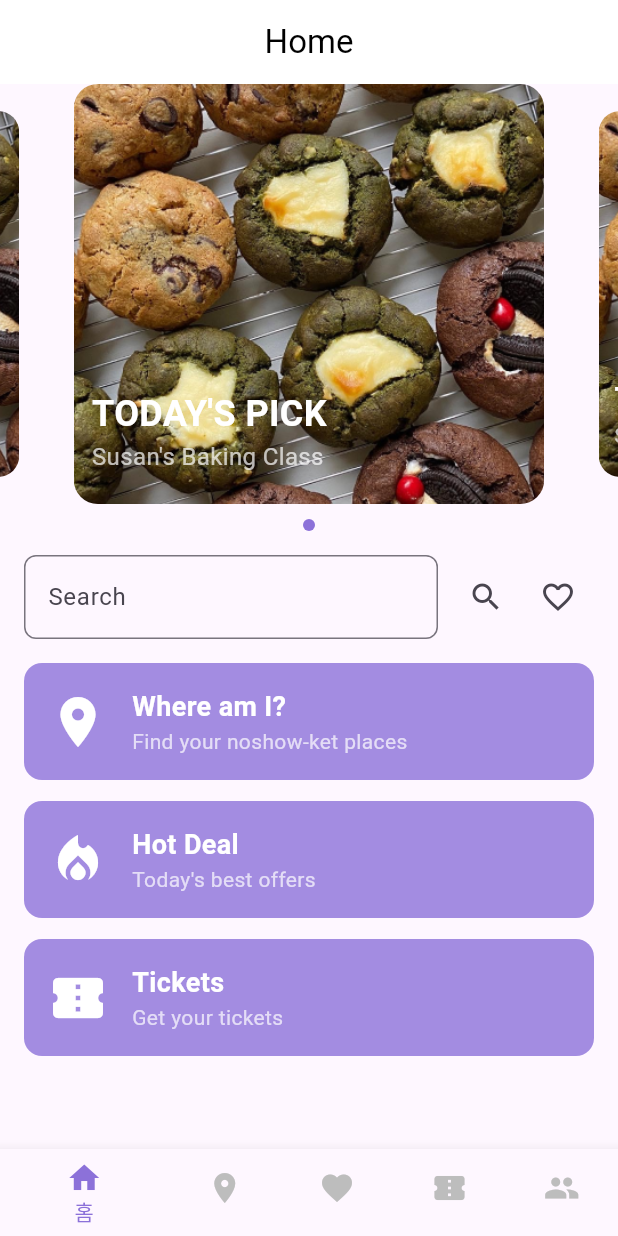
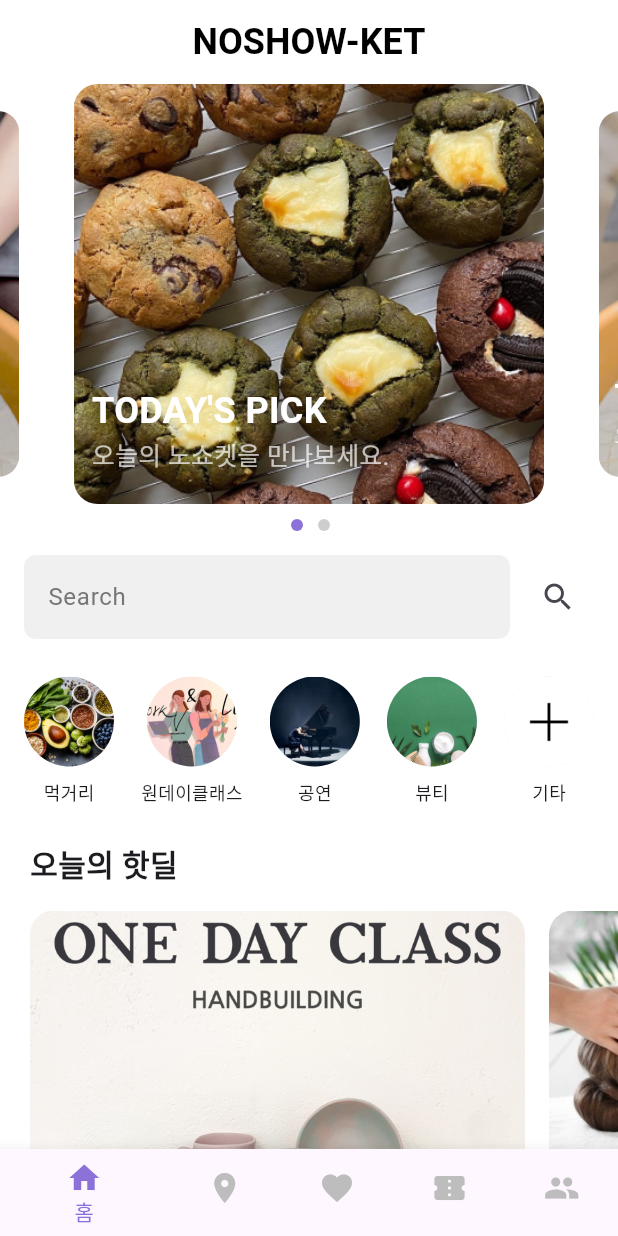
Before and after one commit to sh1257/SW_Festival_Jalapeno, a Flutter app: the screen it shows after launch, on a phone screen of 412 x 824 dp. Run offline on Flutter 3.47's test engine with Material 3 defaults, Android fonts, the phone set to English and light mode, and no system bars; drawn by our look-alikes of carousel_slider.

Commit message:
[1127-gaplaz] edited homescreen and fixed errors

```diff
--- a/noshow_ket/lib/main.dart
+++ b/noshow_ket/lib/main.dart
@@ -28,9 +28,11 @@ class HomeScreen extends StatefulWidget {
 class _HomeScreenState extends State<HomeScreen> {
   final List<String> carouselImages = [
     'assets/cookies.png',
+    'assets/pottery.jpg',
   ];
 
   int _currentIndex = 0;
+  int _carouselIndex = 0;
 
   final List<Widget> _pages = [
     HomeScreen(),
@@ -44,12 +46,19 @@ class _HomeScreenState extends State<HomeScreen> {
   Widget build(BuildContext context) {
     return Scaffold(
       appBar: AppBar(
-        title: Text('Home'),
+        title: const Text(
+          'NOSHOW-KET',
+          style: TextStyle(
+            fontSize: 24,
+            fontWeight: FontWeight.bold,
+          ),
+        ),
         centerTitle: true,
         backgroundColor: Colors.white,
         foregroundColor: Colors.black,
         elevation: 0,
       ),
+      backgroundColor: Colors.white,
       body: _currentIndex == 0
           ? SingleChildScrollView(
               child: Column(
@@ -69,9 +78,9 @@ class _HomeScreenState extends State<HomeScreen> {
                               borderRadius: BorderRadius.circular(16),
                             ),
                             width: double.infinity,
-                      margin: EdgeInsets.symmetric(horizontal: 8),
+                            margin: const EdgeInsets.symmetric(horizontal: 8),
                           ),
-                    Positioned(
+                          const Positioned(
                             bottom: 20,
                             left: 20,
                             child: Column(
@@ -86,9 +95,9 @@ class _HomeScreenState extends State<HomeScreen> {
                                   ),
                                 ),
                                 Text(
-                            "Susan's Baking Class",
+                                  "오늘의 노쇼켓을 만나보세요.",
                                   style: TextStyle(
-                              fontSize: 16,
+                                    fontSize: 16.5,
                                     color: Colors.white70,
                                   ),
                                 ),
@@ -102,28 +111,28 @@ class _HomeScreenState extends State<HomeScreen> {
                       height: 280,
                       enlargeCenterPage: true,
                       autoPlay: true,
-                autoPlayInterval: Duration(seconds: 3),
+                      autoPlayInterval: const Duration(seconds: 3),
                       onPageChanged: (index, reason) {
                         setState(() {
-                    _currentIndex = index;
+                          _carouselIndex = index;
                         });
                       },
                     ),
                   ),
 
-            SizedBox(height: 10),
+                  const SizedBox(height: 10),
 
                   Row(
                     mainAxisAlignment: MainAxisAlignment.center,
                     children: carouselImages.asMap().entries.map((entry) {
                       return AnimatedContainer(
-                  duration: Duration(milliseconds: 300),
-                  width: _currentIndex == entry.key ? 12 : 8,
+                        duration: const Duration(milliseconds: 300),
+                        width: _carouselIndex == entry.key ? 12 : 8,
                         height: 8,
-                  margin: EdgeInsets.symmetric(horizontal: 4),
+                        margin: const EdgeInsets.symmetric(horizontal: 4),
                         decoration: BoxDecoration(
                           shape: BoxShape.circle,
-                    color: _currentIndex == entry.key
+                          color: _carouselIndex == entry.key
                               ? const Color(0xFF8C71D9)
                               : Colors.grey.withOpacity(0.5),
                         ),
@@ -131,63 +140,96 @@ class _HomeScreenState extends State<HomeScreen> {
                     }).toList(),
                   ),
 
-            SizedBox(height: 16),
+                  const SizedBox(height: 16),
 
                   // 검색 바
                   Padding(
-              padding: EdgeInsets.symmetric(horizontal: 16),
+                    padding: const EdgeInsets.symmetric(horizontal: 16),
                     child: Row(
                       children: [
                         Expanded(
                           child: TextField(
                             decoration: InputDecoration(
+                              filled: true,
+                              fillColor: const Color(0xFFF0F0F0),
                               hintText: 'Search',
+                              hintStyle:
+                                  const TextStyle(color: Color(0xFF777777)),
                               border: OutlineInputBorder(
                                 borderRadius: BorderRadius.circular(8),
+                                borderSide: BorderSide.none,
                               ),
                             ),
                           ),
                         ),
-                  SizedBox(width: 8),
+                        const SizedBox(width: 8),
                         IconButton(
                           onPressed: () {},
-                    icon: Icon(Icons.search),
-                  ),
-                  IconButton(
-                    onPressed: () {},
-                    icon: Icon(Icons.favorite_border),
+                          icon: const Icon(Icons.search),
                         ),
                       ],
                     ),
                   ),
 
-            SizedBox(height: 16),
+                  const SizedBox(height: 25),
 
-            // 카드 리스트
+                  // icon 5개
                   Padding(
-              padding: EdgeInsets.symmetric(horizontal: 16),
+                    padding: const EdgeInsets.symmetric(
+                        horizontal: 16.0), // 좌우 여백 추가
+                    child: Row(
+                      mainAxisAlignment:
+                          MainAxisAlignment.spaceBetween, // 요소 간 균등 간격
+                      children: [
+                        buildCategoryItem('assets/food.png', '먹거리'),
+                        buildCategoryItem('assets/class.jpg', '원데이클래스'),
+                        buildCategoryItem('assets/show.jpg', '공연'),
+                        buildCategoryItem('assets/beauty.png', '뷰티'),
+                        buildCategoryItem('assets/etc.png', '기타'),
+                      ],
+                    ),
+                  ),
+
+                  const SizedBox(height: 25),
+
+                  const Padding(
+                    padding: EdgeInsets.only(left: 20.0),
                     child: Column(
+                      crossAxisAlignment: CrossAxisAlignment.start,
                       children: [
-                  buildCardItem(Icons.location_on, "Where am I?",
-                      "Find your noshow-ket places"),
-                  buildCardItem(Icons.local_fire_department, "Hot Deal",
-                      "Today's best offers"),
-                  buildCardItem(
-                      Icons.confirmation_num, "Tickets", "Get your tickets"),
+                        const Text(
+                          '오늘의 핫딜',
+                          style: TextStyle(
+                            fontSize: 20, // 텍스트 크기
+                            fontWeight: FontWeight.bold, // 텍스트 굵기
+                          ),
+                        ),
+                      ],
+                    ),
+                  ),
+                  const SizedBox(height: 16),
+                  SingleChildScrollView(
+                    padding: EdgeInsets.only(left: 20.0),
+
+                    scrollDirection: Axis.horizontal, // 가로로 스크롤
+                    child: Row(
+                      children: [
+                        buildRoundedImage('assets/onedayPottery.jpg'),
+                        buildRoundedImage('assets/pibu.jpg'),
+                        buildRoundedImage('assets/wood.jpeg'),
                       ],
                     ),
                   ),
                 ],
               ),
             )
-          : _pages[_currentIndex],  // 나머지 페이지는 탭에 맞는 페이지로 표시
-
+          : _pages[_currentIndex],
       bottomNavigationBar: BottomNavigationBar(
         items: buildBottomNavigationItems(_currentIndex),
         currentIndex: _currentIndex,
         onTap: (index) {
           setState(() {
-            _currentIndex = index;  // 탭 선택 시 페이지 변경
+            _currentIndex = index;
           });
         },
         selectedItemColor: const Color(0xFFF8C71D9),
@@ -195,10 +237,11 @@ class _HomeScreenState extends State<HomeScreen> {
       ),
     );
   }
+
   Widget buildCardItem(IconData icon, String title, String subtitle) {
     return Container(
-      margin: EdgeInsets.only(bottom: 14),
-      padding: EdgeInsets.all(16),
+      margin: const EdgeInsets.only(bottom: 14),
+      padding: const EdgeInsets.all(16),
       decoration: BoxDecoration(
         color: const Color(0xFF8C71D9).withOpacity(0.8),
         borderRadius: BorderRadius.circular(12),
@@ -206,13 +249,13 @@ class _HomeScreenState extends State<HomeScreen> {
       child: Row(
         children: [
           Icon(icon, color: Colors.white, size: 40),
-          SizedBox(width: 16),
+          const SizedBox(width: 16),
           Column(
             crossAxisAlignment: CrossAxisAlignment.start,
             children: [
               Text(
                 title,
-                style: TextStyle(
+                style: const TextStyle(
                   fontSize: 18,
                   fontWeight: FontWeight.bold,
                   color: Colors.white,
@@ -220,7 +263,7 @@ class _HomeScreenState extends State<HomeScreen> {
               ),
               Text(
                 subtitle,
-                style: TextStyle(
+                style: const TextStyle(
                   fontSize: 14,
                   color: Colors.white70,
                 ),
@@ -232,3 +275,48 @@ class _HomeScreenState extends State<HomeScreen> {
     );
   }
 }
+
+Widget buildCategoryItem(String imagePath, String label) {
+  return Column(
+    mainAxisSize: MainAxisSize.min, // Column 크기 축소
+    children: [
+      Container(
+        width: 60, // 원형 아이콘 크기
+        height: 60,
+        decoration: BoxDecoration(
+          color: Colors.grey[200], // 배경색
+          shape: BoxShape.circle, // 원형 배경
+        ),
+        child: ClipOval(
+          child: Image.asset(
+            imagePath,
+            fit: BoxFit.cover, // 이미지 크기 맞춤
+          ),
+        ),
+      ),
+      const SizedBox(height: 8), // 아이콘과 텍스트 간 간격
+      Text(
+        label,
+        style: const TextStyle(
+          fontSize: 12, // 텍스트 크기
+          fontWeight: FontWeight.w500, // 텍스트 굵기
+        ),
+      ),
+    ],
+  );
+}
+
+Widget buildRoundedImage(String imagePath) {
+  return Container(
+    margin: const EdgeInsets.only(right: 16), // 이미지 간 간격
+    width: 330, // 이미지 너비
+    height: 185, // 이미지 높이
+    decoration: BoxDecoration(
+      image: DecorationImage(
+        image: AssetImage(imagePath),
+        fit: BoxFit.cover, // 이미지를 꽉 채우기
+      ),
+      borderRadius: BorderRadius.circular(16), // 둥근 모서리 처리
+    ),
+  );
+}
--- a/noshow_ket/lib/mypage.dart
+++ b/noshow_ket/lib/mypage.dart
@@ -17,7 +17,8 @@ class _SettingsPageState extends State<SettingsPage> {
       appBar: AppBar(
         title: const Text(
           '마이페이지',
-          style: TextStyle(color: Color(0xFF333333), fontWeight: FontWeight.bold),
+          style:
+              TextStyle(color: Color(0xFF333333), fontWeight: FontWeight.bold),
         ),
         backgroundColor: Colors.white,
         elevation: 0,
@@ -29,7 +30,8 @@ class _SettingsPageState extends State<SettingsPage> {
         ),
         centerTitle: true,
       ),
-      body: Padding(
+      body: SingleChildScrollView(
+        child: Padding(
           padding: const EdgeInsets.all(16.0),
           child: Column(
             crossAxisAlignment: CrossAxisAlignment.start,
@@ -48,18 +50,20 @@ class _SettingsPageState extends State<SettingsPage> {
               Card(
                 elevation: 0,
                 color: Colors.white,
-              margin: EdgeInsets.zero,  // 카드의 기본 margin 제거
+                margin: EdgeInsets.zero, // 카드의 기본 margin 제거
                 shape: RoundedRectangleBorder(
                   borderRadius: BorderRadius.circular(15),
                 ),
-              child: Padding(  // 카드 내부에 패딩 추가
-                padding: const EdgeInsets.all(10.0),  // 패딩을 추가하여 여백 확보
+                child: Padding(
+                  // 카드 내부에 패딩 추가
+                  padding: const EdgeInsets.all(10.0), // 패딩을 추가하여 여백 확보
                   child: Column(
                     children: [
                       SwitchListTile(
                         title: const Text('푸시 알림'),
                         value: _pushNotification,
-                      activeColor: const Color(0xFF8C71D9),  // 스위치가 ON 상태일 때 색상 지정
+                        activeColor:
+                            const Color(0xFF8C71D9), // 스위치가 ON 상태일 때 색상 지정
                         onChanged: (bool value) {
                           setState(() {
                             _pushNotification = value;
@@ -76,7 +80,8 @@ class _SettingsPageState extends State<SettingsPage> {
                       SwitchListTile(
                         title: const Text('소리'),
                         value: _sound,
-                      activeColor: const Color(0xFF8C71D9),  // 스위치가 ON 상태일 때 색상 지정
+                        activeColor:
+                            const Color(0xFF8C71D9), // 스위치가 ON 상태일 때 색상 지정
                         onChanged: (bool value) {
                           setState(() {
                             _sound = value;
@@ -93,7 +98,8 @@ class _SettingsPageState extends State<SettingsPage> {
                       SwitchListTile(
                         title: const Text('진동'),
                         value: _vibration,
-                      activeColor: const Color(0xFF8C71D9),  // 스위치가 ON 상태일 때 색상 지정
+                        activeColor:
+                            const Color(0xFF8C71D9), // 스위치가 ON 상태일 때 색상 지정
                         onChanged: (bool value) {
                           setState(() {
                             _vibration = value;
@@ -118,12 +124,13 @@ class _SettingsPageState extends State<SettingsPage> {
               Card(
                 elevation: 0,
                 color: Colors.white,
-              margin: EdgeInsets.zero,  // 카드의 기본 margin 제거
+                margin: EdgeInsets.zero, // 카드의 기본 margin 제거
                 shape: RoundedRectangleBorder(
                   borderRadius: BorderRadius.circular(15),
                 ),
-              child: Padding(  // 카드 내부에 패딩 추가
-                padding: const EdgeInsets.all(10.0),  // 패딩을 추가하여 여백 확보
+                child: Padding(
+                  // 카드 내부에 패딩 추가
+                  padding: const EdgeInsets.all(10.0), // 패딩을 추가하여 여백 확보
                   child: Column(
                     children: [
                       ListTile(
@@ -210,9 +217,11 @@ class _SettingsPageState extends State<SettingsPage> {
             ],
           ),
         ),
+      ),
       backgroundColor: const Color(0xFFF5F5F5),
     );
   }
+
   void dialog1() async {
     TextEditingController _textFieldController = TextEditingController();
 
@@ -256,6 +265,7 @@ class _SettingsPageState extends State<SettingsPage> {
       },
     );
   }
+
   void dialog2() async {
     TextEditingController _textFieldController = TextEditingController();
 
@@ -298,6 +308,7 @@ class _SettingsPageState extends State<SettingsPage> {
       },
     );
   }
+
   void logout() async {
     TextEditingController _textFieldController = TextEditingController();
 
--- a/noshow_ket/pubspec.yaml
+++ b/noshow_ket/pubspec.yaml
@@ -19,8 +19,4 @@ dev_dependencies:
 flutter:
   uses-material-design: true
   assets:
-    - assets/cookies.png
-    - assets/gps.png
-    - assets/ItemListImage.png
-    - assets/LikeImage.png
-    - assets/ReservationImage.png
+    - assets/
```
Also changed, not shown: noshow_ket/assets/beauty.png (added), noshow_ket/assets/class.jpg (added), noshow_ket/assets/etc.png (added), noshow_ket/assets/food.png (added), noshow_ket/assets/onedayPottery.jpg (added), noshow_ket/assets/pibu.jpg (added), noshow_ket/assets/pottery.jpg (added), noshow_ket/assets/show.jpg (added), noshow_ket/assets/wood.jpeg (added). Lines whose indentation alone changed are shown as unchanged.
